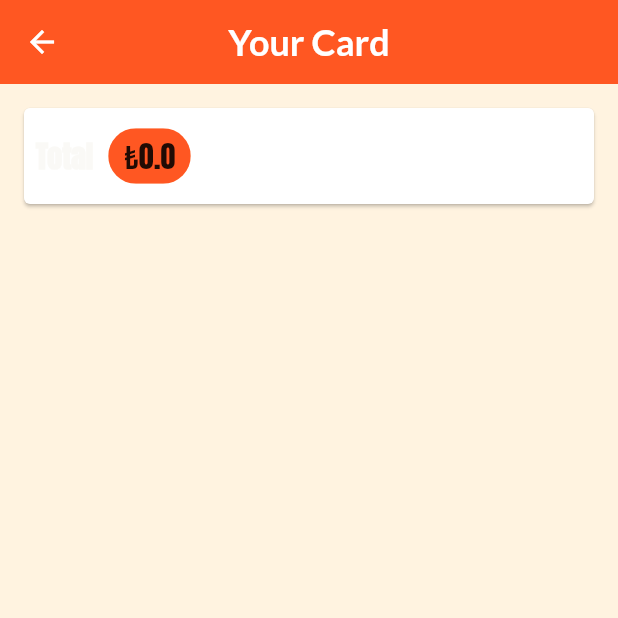
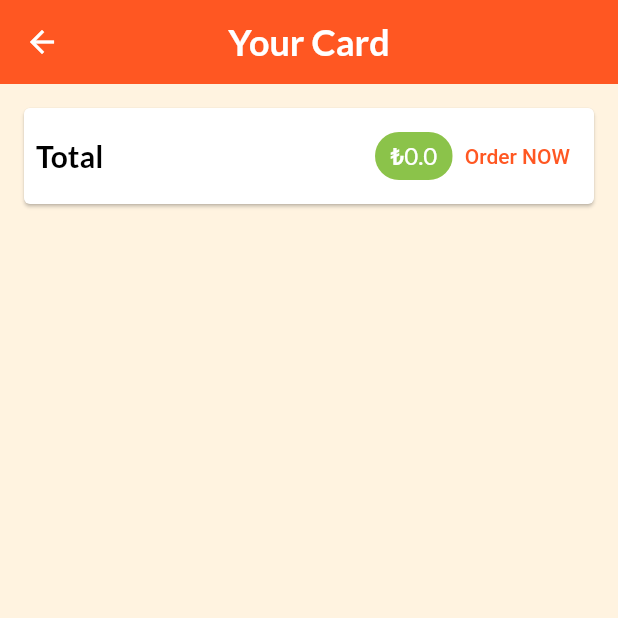
Before and after one commit to gunumdogdu/shop_app, a Flutter app: the CartScreen screen opened by its route, on a phone screen of 412 x 824 dp, the top half of it. Run offline on Flutter 3.47's test engine with Material 2 defaults, Android fonts, the phone set to English and light mode, and no system bars; network calls fail.

```diff
--- a/lib/providers/cart.dart
+++ b/lib/providers/cart.dart
@@ -60,4 +60,9 @@ class Cart with ChangeNotifier {
     }
     notifyListeners();
   }
+
+  void removeItem(String productId) {
+    _items.remove(productId);
+    notifyListeners();
+  }
 }
--- a/lib/screens/cart_screen.dart
+++ b/lib/screens/cart_screen.dart
@@ -1,6 +1,7 @@
 import 'package:flutter/material.dart';
 import 'package:provider/provider.dart';
-import '../providers/cart.dart';
+import '../providers/cart.dart' show Cart;
+import '../widgets/cart_item.dart';
 
 class CartScreen extends StatelessWidget {
   static const routeName = '/cart';
@@ -18,22 +19,48 @@ class CartScreen extends StatelessWidget {
             child: Padding(
               padding: EdgeInsets.all(8),
               child: Row(
+                mainAxisAlignment: MainAxisAlignment.spaceBetween,
                 children: [
                   Text(
                     'Total',
                     style: TextStyle(
                       fontSize: 20,
+                      color: Colors.black,
                     ),
                   ),
-                  SizedBox(
-                    width: 10,
+                  Spacer(),
+                  Chip(
+                    label: Text(
+                      '\₺${cart.totalAmount}',
+                      style: TextStyle(
+                        color: Colors.white,
+                        fontSize: 16,
+                      ),
+                    ),
+                    backgroundColor: Theme.of(context).colorScheme.secondary,
                   ),
-                  Chip(
-                    label: Text('\₺${cart.totalAmount}'),
-                    backgroundColor: Theme.of(context).colorScheme.primary,
+                  TextButton(
+                    onPressed: () {},
+                    child: Text(
+                      'Order NOW',
+                    ),
                   ),
                 ],
               ),
+            ),
+          ),
+          SizedBox(
+            height: 10,
+          ),
+          Expanded(
+            child: ListView.builder(
+              itemCount: cart.items.length,
+              itemBuilder: (ctx, i) => CartItem(
+                  cart.items.values.toList()[i].id,
+                  cart.items.keys.toList()[i],
+                  cart.items.values.toList()[i].price,
+                  cart.items.values.toList()[i].quantity,
+                  cart.items.values.toList()[i].title),
             ),
           ),
         ],
```
Also changed, not shown: lib/main.dart (+5 -4 lines), lib/screens/product_detail_screen.dart (+38 -0 lines), lib/widgets/cart_item.dart (added, +65 -0 lines).
